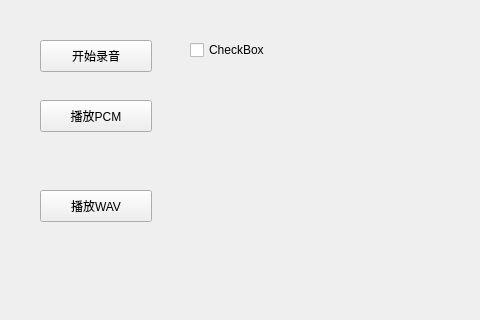
Old version of the form FFMpegDemo/mainwindow.ui in the repository kepuna/MediaStudy; both pictures show x 0 to 480 and y 0 to 320 of the 800 by 600 pixel window.
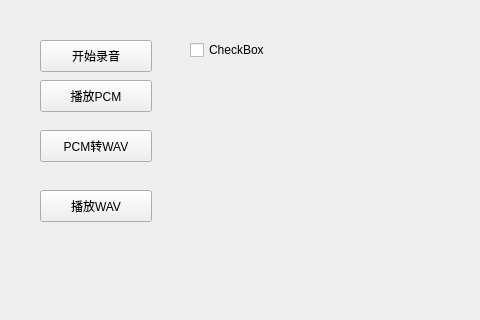
New version of the form.

Patch:
```diff
--- a/FFMpegDemo/mainwindow.ui
+++ b/FFMpegDemo/mainwindow.ui
@@ -47,7 +47,7 @@
     <property name="geometry">
      <rect>
       <x>40</x>
-      <y>100</y>
+      <y>80</y>
       <width>112</width>
       <height>32</height>
      </rect>
@@ -57,6 +57,19 @@
     </property>
    </widget>
    <widget class="QPushButton" name="pushButton_3">
+    <property name="geometry">
+     <rect>
+      <x>40</x>
+      <y>130</y>
+      <width>112</width>
+      <height>32</height>
+     </rect>
+    </property>
+    <property name="text">
+     <string>PCM转WAV</string>
+    </property>
+   </widget>
+   <widget class="QPushButton" name="playWavButton">
     <property name="geometry">
      <rect>
       <x>40</x>
```
